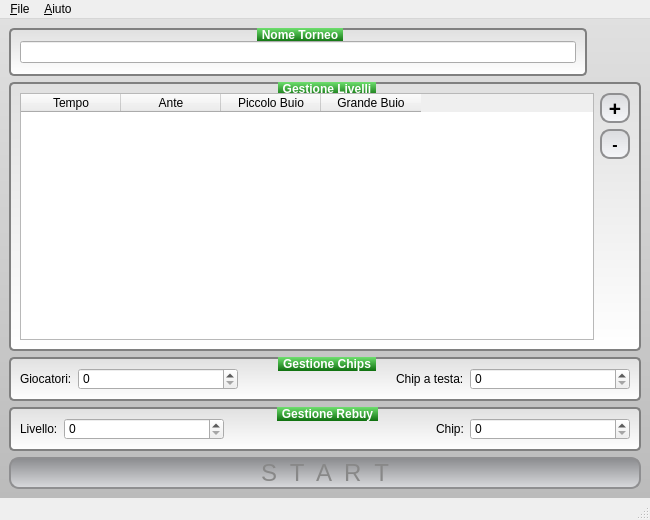
Old version of the form src/MainWindow.ui in the repository kostola/pokertm-desktop.
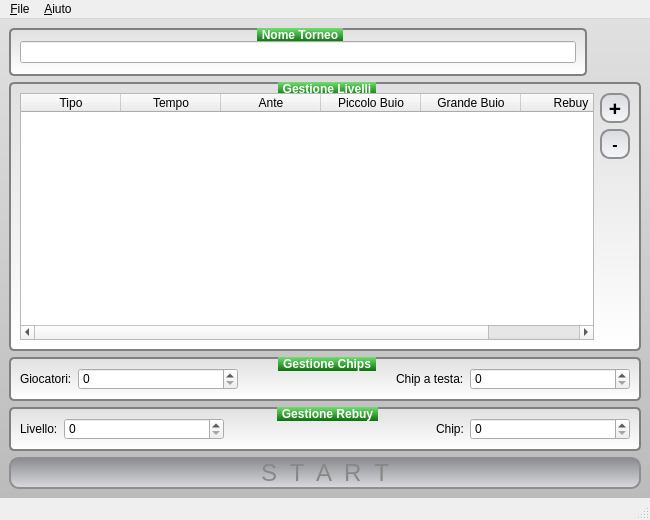
New version of the form. Icons and pictures are not drawn.

The edit to the form file:
```diff
--- a/src/MainWindow.ui
+++ b/src/MainWindow.ui
@@ -105,6 +105,11 @@
          <property name="statusTip">
           <string>Completa la tabella del torneo</string>
          </property>
+         <column>
+          <property name="text">
+           <string>Tipo</string>
+          </property>
+         </column>
          <column>
           <property name="text">
            <string>Tempo</string>
@@ -125,6 +130,11 @@
            <string>Grande Buio</string>
           </property>
          </column>
+         <column>
+          <property name="text">
+           <string>Rebuy</string>
+          </property>
+         </column>
         </widget>
        </item>
        <item>
```
Left out of the diff: 26 changed lines with no effect on the pictures.
